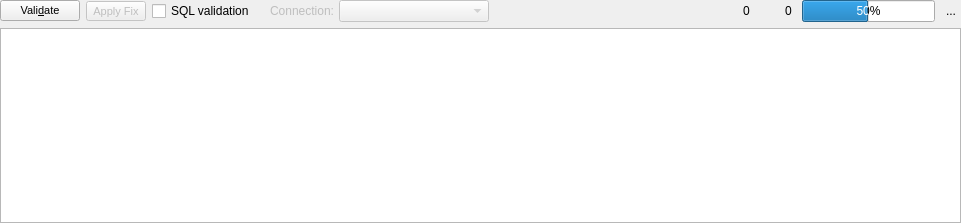
Qt form libpgmodeler_ui/ui/modelvalidationwidget.ui (pgmodeler/pgmodeler) before a commit.
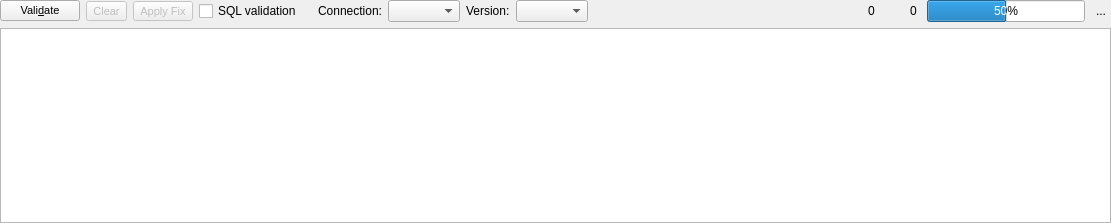
The same form after that commit. Icons and pictures are not drawn.

Commit message:
ModelValidationWidget finished. Pending code comments.
Minor fixes on database model code generation.

The edit to the form file:
```diff
--- a/libpgmodeler_ui/ui/modelvalidationwidget.ui
+++ b/libpgmodeler_ui/ui/modelvalidationwidget.ui
@@ -6,7 +6,7 @@
    <rect>
     <x>0</x>
     <y>0</y>
-    <width>961</width>
+    <width>1111</width>
     <height>223</height>
    </rect>
   </property>
@@ -32,7 +32,201 @@
    <property name="spacing">
     <number>6</number>
    </property>
+   <item row="0" column="0">
+    <widget class="QPushButton" name="validate_btn">
+     <property name="sizePolicy">
+      <sizepolicy hsizetype="Preferred" vsizetype="Fixed">
+       <horstretch>0</horstretch>
+       <verstretch>0</verstretch>
+      </sizepolicy>
+     </property>
+     <property name="font">
+      <font>
+       <pointsize>8</pointsize>
+      </font>
+     </property>
+     <property name="text">
+      <string>Vali&amp;date</string>
+     </property>
+     <property name="icon">
+      <iconset resource="../res/resources.qrc">
+       <normaloff>:/icones/icones/validation.png</normaloff>:/icones/icones/validation.png</iconset>
+     </property>
+     <property name="iconSize">
+      <size>
+       <width>20</width>
+       <height>20</height>
+      </size>
+     </property>
+    </widget>
+   </item>
+   <item row="0" column="1">
+    <widget class="QToolButton" name="clear_btn">
+     <property name="enabled">
+      <bool>false</bool>
+     </property>
+     <property name="font">
+      <font>
+       <pointsize>8</pointsize>
+      </font>
+     </property>
+     <property name="text">
+      <string>Clear</string>
+     </property>
+     <property name="icon">
+      <iconset resource="../res/resources.qrc">
+       <normaloff>:/icones/icones/limpartexto.png</normaloff>:/icones/icones/limpartexto.png</iconset>
+     </property>
+     <property name="iconSize">
+      <size>
+       <width>20</width>
+       <height>20</height>
+      </size>
+     </property>
+     <property name="toolButtonStyle">
+      <enum>Qt::ToolButtonTextBesideIcon</enum>
+     </property>
+    </widget>
+   </item>
+   <item row="0" column="2">
+    <widget class="QToolButton" name="fix_btn">
+     <property name="enabled">
+      <bool>false</bool>
+     </property>
+     <property name="sizePolicy">
+      <sizepolicy hsizetype="Preferred" vsizetype="Fixed">
+       <horstretch>0</horstretch>
+       <verstretch>0</verstretch>
+      </sizepolicy>
+     </property>
+     <property name="font">
+      <font>
+       <pointsize>8</pointsize>
+      </font>
+     </property>
+     <property name="toolTip">
+      <string>Try to apply a fix on the selected validation info.</string>
+     </property>
+     <property name="text">
+      <string>Apply Fix</string>
+     </property>
+     <property name="icon">
+      <iconset resource="../res/resources.qrc">
+       <normaloff>:/icones/icones/fixobject.png</normaloff>:/icones/icones/fixobject.png</iconset>
+     </property>
+     <property name="iconSize">
+      <size>
+       <width>20</width>
+       <height>20</height>
+      </size>
+     </property>
+     <property name="toolButtonStyle">
+      <enum>Qt::ToolButtonTextBesideIcon</enum>
+     </property>
+    </widget>
+   </item>
+   <item row="0" column="3">
+    <widget class="QCheckBox" name="sql_validation_chk">
+     <property name="sizePolicy">
+      <sizepolicy hsizetype="Preferred" vsizetype="Fixed">
+       <horstretch>0</horstretch>
+       <verstretch>0</verstretch>
+      </sizepolicy>
+     </property>
+     <property name="text">
+      <string>SQL validation</string>
+     </property>
+    </widget>
+   </item>
    <item row="0" column="4">
+    <widget class="QWidget" name="sql_val_conf_wgt" native="true">
+     <property name="enabled">
+      <bool>true</bool>
+     </property>
+     <layout class="QHBoxLayout" name="horizontalLayout_4">
+      <property name="spacing">
+       <number>6</number>
+      </property>
+      <property name="margin">
+       <number>0</number>
+      </property>
+      <item>
+       <widget class="QLabel" name="connection_lbl">
+        <property name="enabled">
+         <bool>true</bool>
+        </property>
+        <property name="sizePolicy">
+         <sizepolicy hsizetype="Fixed" vsizetype="Preferred">
+          <horstretch>0</horstretch>
+          <verstretch>0</verstretch>
+         </sizepolicy>
+        </property>
+        <property name="text">
+         <string>Connection:</string>
+        </property>
+        <property name="alignment">
+         <set>Qt::AlignLeading|Qt::AlignLeft|Qt::AlignVCenter</set>
+        </property>
+        <property name="margin">
+         <number>0</number>
+        </property>
+        <property name="indent">
+         <number>10</number>
+        </property>
+        <property name="textInteractionFlags">
+         <set>Qt::NoTextInteraction</set>
+        </property>
+       </widget>
+      </item>
+      <item>
+       <widget class="QComboBox" name="connections_cmb">
+        <property name="enabled">
+         <bool>true</bool>
+        </property>
+        <property name="sizePolicy">
+         <sizepolicy hsizetype="Preferred" vsizetype="Fixed">
+          <horstretch>0</horstretch>
+          <verstretch>0</verstretch>
+         </sizepolicy>
+        </property>
+        <property name="minimumSize">
+         <size>
+          <width>0</width>
+          <height>0</height>
+         </size>
+        </property>
+       </widget>
+      </item>
+      <item>
+       <widget class="QLabel" name="version_lbl">
+        <property name="enabled">
+         <bool>true</bool>
+        </property>
+        <property name="text">
+         <string>Version:</string>
+        </property>
+       </widget>
+      </item>
+      <item>
+       <widget class="QComboBox" name="version_cmb"/>
+      </item>
+     </layout>
+    </widget>
+   </item>
+   <item row="0" column="5">
+    <spacer name="horizontalSpacer">
+     <property name="orientation">
+      <enum>Qt::Horizontal</enum>
+     </property>
+     <property name="sizeHint" stdset="0">
+      <size>
+       <width>40</width>
+       <height>20</height>
+      </size>
+     </property>
+    </spacer>
+   </item>
+   <item row="0" column="6">
     <widget class="QWidget" name="prog_info_wgt" native="true">
      <layout class="QHBoxLayout" name="horizontalLayout_3">
       <property name="spacing">
@@ -192,171 +386,7 @@
      </layout>
     </widget>
    </item>
-   <item row="0" column="3">
-    <spacer name="horizontalSpacer">
-     <property name="orientation">
-      <enum>Qt::Horizontal</enum>
-     </property>
-     <property name="sizeHint" stdset="0">
-      <size>
-       <width>40</width>
-       <height>20</height>
-      </size>
-     </property>
-    </spacer>
-   </item>
-   <item row="0" column="2">
-    <layout class="QHBoxLayout" name="horizontalLayout_4">
-     <property name="spacing">
-      <number>0</number>
-     </property>
-     <property name="topMargin">
-      <number>0</number>
-     </property>
-     <item>
-      <widget class="QCheckBox" name="sql_validation_chk">
-       <property name="sizePolicy">
-        <sizepolicy hsizetype="Preferred" vsizetype="Fixed">
-         <horstretch>0</horstretch>
-         <verstretch>0</verstretch>
-        </sizepolicy>
-       </property>
-       <property name="text">
-        <string>SQL validation</string>
-       </property>
-      </widget>
-     </item>
-     <item>
-      <widget class="QLabel" name="connection_lbl">
-       <property name="enabled">
-        <bool>false</bool>
-       </property>
-       <property name="sizePolicy">
-        <sizepolicy hsizetype="Fixed" vsizetype="Preferred">
-         <horstretch>0</horstretch>
-         <verstretch>0</verstretch>
-        </sizepolicy>
-       </property>
-       <property name="text">
-        <string>Connection:</string>
-       </property>
-       <property name="alignment">
-        <set>Qt::AlignLeading|Qt::AlignLeft|Qt::AlignVCenter</set>
-       </property>
-       <property name="margin">
-        <number>0</number>
-       </property>
-       <property name="indent">
-        <number>15</number>
-       </property>
-       <property name="textInteractionFlags">
-        <set>Qt::NoTextInteraction</set>
-       </property>
-      </widget>
-     </item>
-     <item>
-      <spacer name="horizontalSpacer_4">
-       <property name="orientation">
-        <enum>Qt::Horizontal</enum>
-       </property>
-       <property name="sizeType">
-        <enum>QSizePolicy::Fixed</enum>
-       </property>
-       <property name="sizeHint" stdset="0">
-        <size>
-         <width>5</width>
-         <height>20</height>
-        </size>
-       </property>
-      </spacer>
-     </item>
-     <item>
-      <widget class="QComboBox" name="connections_cmb">
-       <property name="enabled">
-        <bool>false</bool>
-       </property>
-       <property name="sizePolicy">
-        <sizepolicy hsizetype="Preferred" vsizetype="Fixed">
-         <horstretch>0</horstretch>
-         <verstretch>0</verstretch>
-        </sizepolicy>
-       </property>
-       <property name="minimumSize">
-        <size>
-         <width>150</width>
-         <height>0</height>
-        </size>
-       </property>
-      </widget>
-     </item>
-    </layout>
-   </item>
-   <item row="0" column="1">
-    <widget class="QToolButton" name="fix_btn">
-     <property name="enabled">
-      <bool>false</bool>
-     </property>
-     <property name="sizePolicy">
-      <sizepolicy hsizetype="Preferred" vsizetype="Fixed">
-       <horstretch>0</horstretch>
-       <verstretch>0</verstretch>
-      </sizepolicy>
-     </property>
-     <property name="font">
-      <font>
-       <pointsize>8</pointsize>
-      </font>
-     </property>
-     <property name="toolTip">
-      <string>Try to apply a fix on the selected validation info.</string>
-     </property>
-     <property name="text">
-      <string>Apply Fix</string>
-     </property>
-     <property name="icon">
-      <iconset resource="../res/resources.qrc">
-       <normaloff>:/icones/icones/fixobject.png</normaloff>:/icones/icones/fixobject.png</iconset>
-     </property>
-     <property name="iconSize">
-      <size>
-       <width>20</width>
-       <height>20</height>
-      </size>
-     </property>
-     <property name="toolButtonStyle">
-      <enum>Qt::ToolButtonTextBesideIcon</enum>
-     </property>
-    </widget>
-   </item>
-   <item row="0" column="0">
-    <widget class="QPushButton" name="validate_btn">
-     <property name="sizePolicy">
-      <sizepolicy hsizetype="Preferred" vsizetype="Fixed">
-       <horstretch>0</horstretch>
-       <verstretch>0</verstretch>
-      </sizepolicy>
-     </property>
-     <property name="font">
-      <font>
-       <pointsize>8</pointsize>
-      </font>
-     </property>
-     <property name="text">
-      <string>Vali&amp;date</string>
-     </property>
-     <property name="icon">
-      <iconset resource="../res/resources.qrc">
-       <normaloff>:/icones/icones/validation.png</normaloff>:/icones/icones/validation.png</iconset>
-     </property>
-     <property name="iconSize">
-      <size>
-       <width>20</width>
-       <height>20</height>
-      </size>
-     </property>
-    </widget>
-   </item>
-   <item row="0" column="5">
+   <item row="0" column="7">
     <widget class="QToolButton" name="hide_tb">
      <property name="minimumSize">
       <size>
@@ -385,7 +415,7 @@
      </property>
     </widget>
    </item>
-   <item row="1" column="0" colspan="6">
+   <item row="1" column="0" colspan="8">
     <widget class="QTreeWidget" name="output_trw">
      <property name="alternatingRowColors">
       <bool>true</bool>
```
The commit also changes 19 other files.
